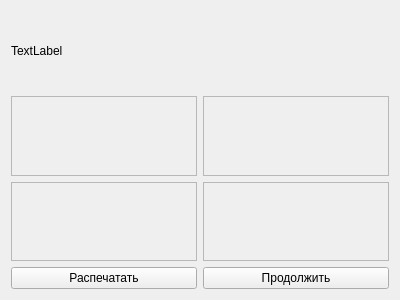
The window that choisedialog/enddialog.ui (krang4d/Agrekola) describes before a commit, drawn with Qt 5.
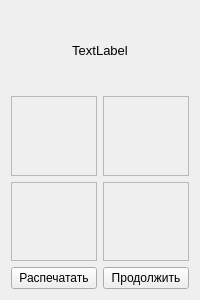
The same window after the commit. Custom widgets are drawn as their Qt base class.

What changed in the file:
```diff
--- a/choisedialog/enddialog.ui
+++ b/choisedialog/enddialog.ui
@@ -6,7 +6,7 @@
    <rect>
     <x>0</x>
     <y>0</y>
-    <width>400</width>
+    <width>200</width>
     <height>300</height>
    </rect>
   </property>
@@ -46,9 +46,17 @@
    </item>
    <item row="0" column="0" colspan="2">
     <widget class="QLabel" name="label">
+     <property name="font">
+      <font>
+       <pointsize>10</pointsize>
+      </font>
+     </property>
      <property name="text">
       <string>TextLabel</string>
      </property>
+     <property name="alignment">
+      <set>Qt::AlignCenter</set>
+     </property>
     </widget>
    </item>
    <item row="2" column="1">
```
